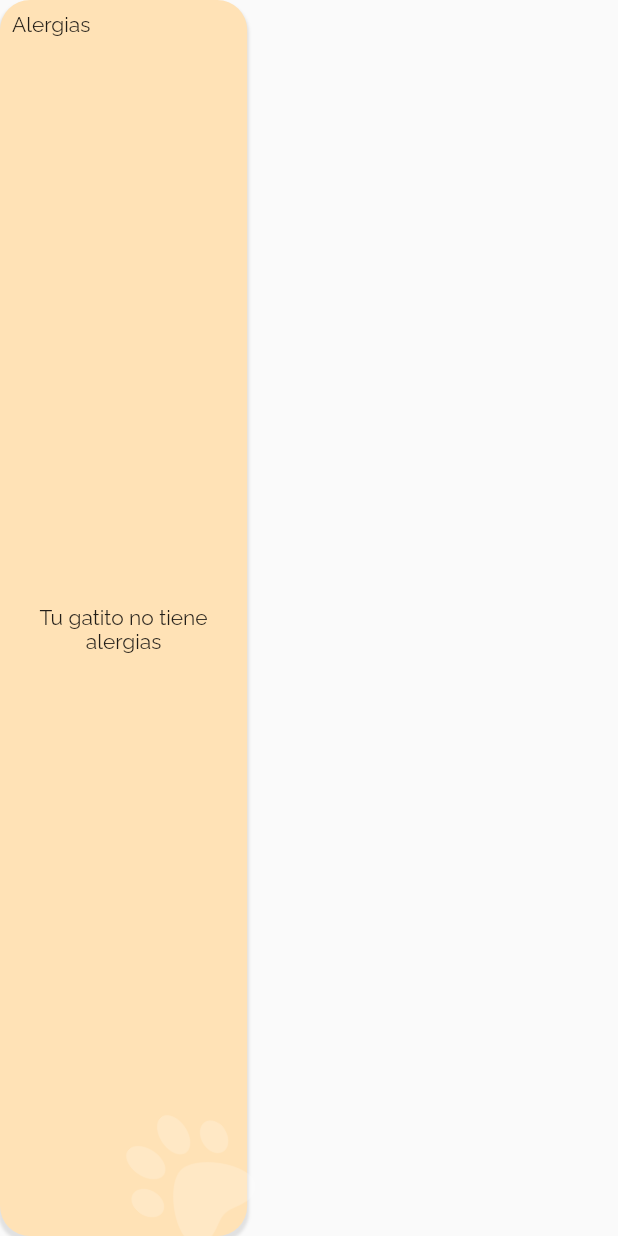
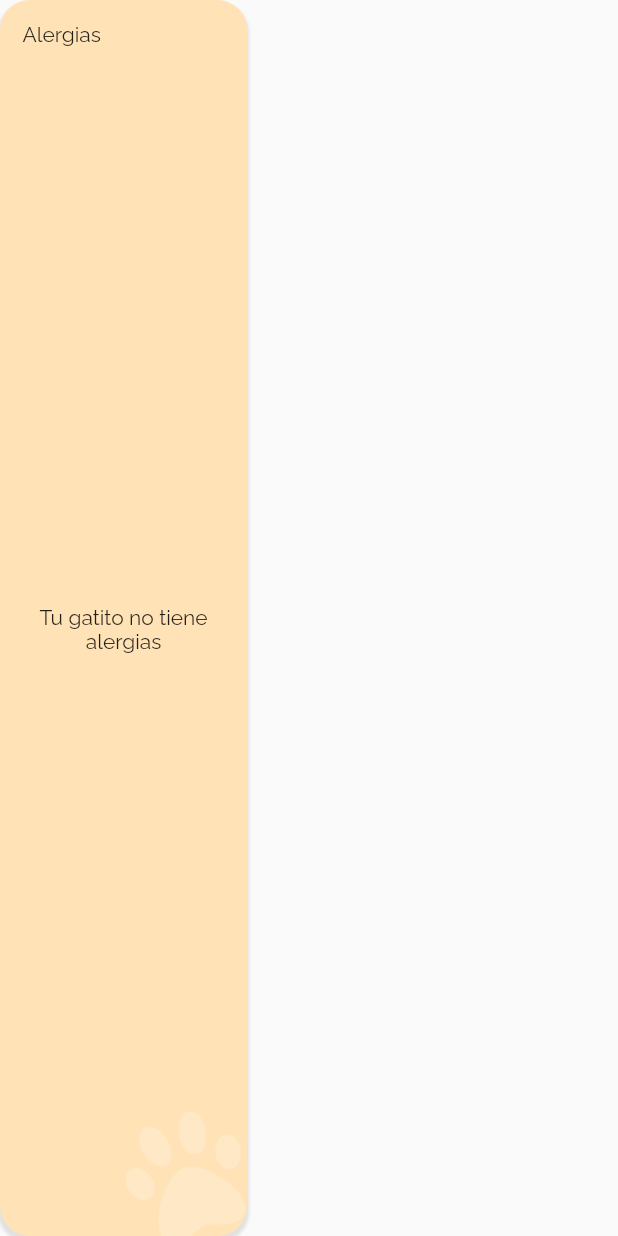
Before and after one commit to Healthy-Purr/healthy_purr_mobile, a Flutter app: the CatAllergiesContainer widget shown alone on an empty page, opened directly with empty values, on a phone screen of 412 x 824 dp. Run offline on Flutter 3.47's test engine with Material 2 defaults, Android fonts, the phone set to English and light mode, and no system bars; our stand-ins replace bordered_text, dio, font_awesome_flutter, google_fonts, image_picker, page_transition and 2 more.

Commit message:
cat photo

```diff
--- a/lib/utils/widgets/logged_in/cat/cat_allergies_container.dart
+++ b/lib/utils/widgets/logged_in/cat/cat_allergies_container.dart
@@ -36,7 +36,7 @@ class _CatAllergiesContainerState extends State<CatAllergiesContainer> {
           Positioned(
             bottom: 0, right: 0,
             child: Transform.rotate(
-              angle: 3.1416/180*315,
+              angle: 3.1416/180*340,
               child: Image.asset(pawAsset,
                   height: 80,
                   width: 80,
@@ -46,7 +46,7 @@ class _CatAllergiesContainerState extends State<CatAllergiesContainer> {
             )
           ),
           const Positioned(
-            left: 8, top: 8,
+            left: 15, top: 15,
             child: Text('Alergias')
           ),
           Positioned.fill(
--- a/lib/utils/widgets/logged_in/cat/cat_diseases_container.dart
+++ b/lib/utils/widgets/logged_in/cat/cat_diseases_container.dart
@@ -46,7 +46,7 @@ class _CatDiseasesContainerState extends State<CatDiseasesContainer> {
               )
           ),
           const Positioned(
-              left: 8, top: 8,
+              left: 15, top: 15,
               child: Text('Enfermedades', style: TextStyle(color: Colors.white),)
           ),
           Positioned.fill(
--- a/lib/utils/widgets/logged_in/custom_bottom_navigation_bar.dart
+++ b/lib/utils/widgets/logged_in/custom_bottom_navigation_bar.dart
@@ -55,7 +55,7 @@ class _CustomBottomNavigationBarState extends State<CustomBottomNavigationBar> {
     final isSelected = index == widget.index;
     return IconTheme(
       data: IconThemeData(
-        color: isSelected? Colors.black38 : Colors.white,
+        color: isSelected? Colors.white : Colors.black26,
       ),
       child: IconButton(
         icon: icon,
--- a/lib/utils/widgets/logged_in/home/horizontal_cat_list.dart
+++ b/lib/utils/widgets/logged_in/home/horizontal_cat_list.dart
@@ -69,7 +69,7 @@ class _HorizontalCatListState extends State<HorizontalCatList> {
                     Provider.of<CatListViewModel>(context, listen: false).selectedCat = selectedCat;
                   },
                   child: Container(
-                      margin: const EdgeInsets.fromLTRB(3, 5, 3, 4),
+                      margin: const EdgeInsets.fromLTRB(3, 3, 3, 3),
                       height: 170,
                       width: 99,
                       decoration: BoxDecoration(
@@ -82,8 +82,8 @@ class _HorizontalCatListState extends State<HorizontalCatList> {
                 Positioned(
                   bottom: 10, left: 14,
                   child: BorderedText(
-                    strokeColor: Colors.black,
-                    strokeWidth: 3.0,
+                    strokeColor: Colors.black26,
+                    strokeWidth: 2.0,
                     child: Text(catList[index].name!,
                         style: const TextStyle(color: Colors.white)),
                   ),
--- a/lib/views/logged_in_views/cats/cat_profile_view.dart
+++ b/lib/views/logged_in_views/cats/cat_profile_view.dart
@@ -86,7 +86,9 @@ class _CatProfileViewState extends State<CatProfileView> {
                                     height: (screenSize.height - MediaQuery.of(context).viewPadding.top - 40) / 2,
                                     width: screenSize.width,
                                     decoration: BoxDecoration(
-                                        image: DecorationImage(image: widget.catImage),
+                                        image: DecorationImage(
+                                            image: widget.catImage,
+                                            fit: BoxFit.fitWidth),
                                         gradient: LinearGradient(
                                           begin: Alignment.topLeft,
                                           end: Alignment.bottomLeft,
```
